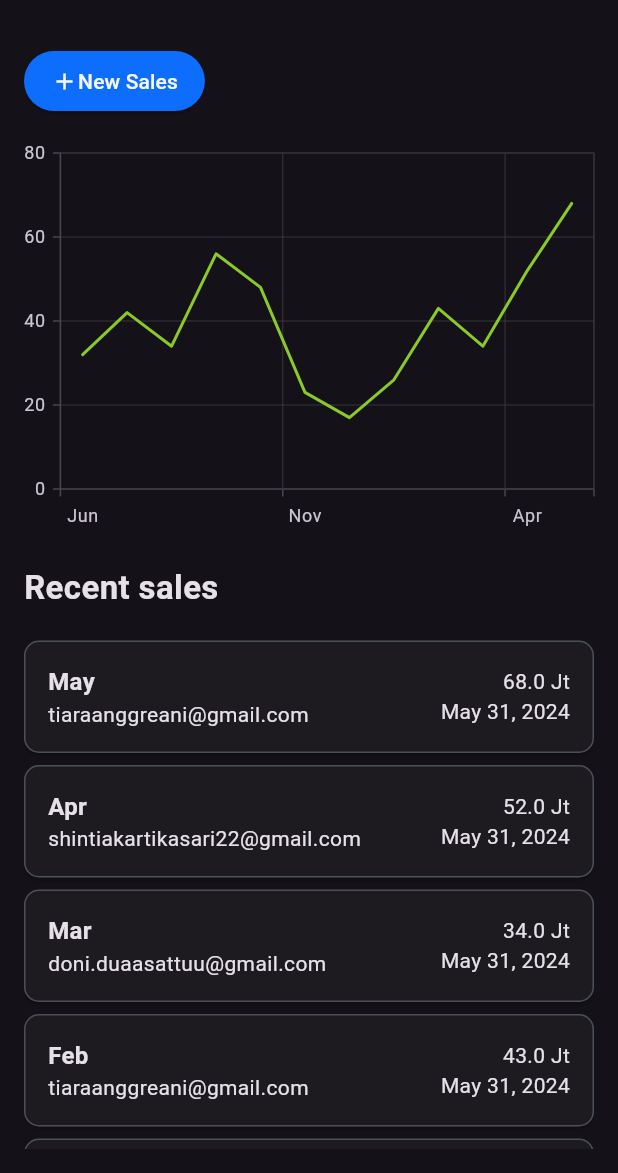
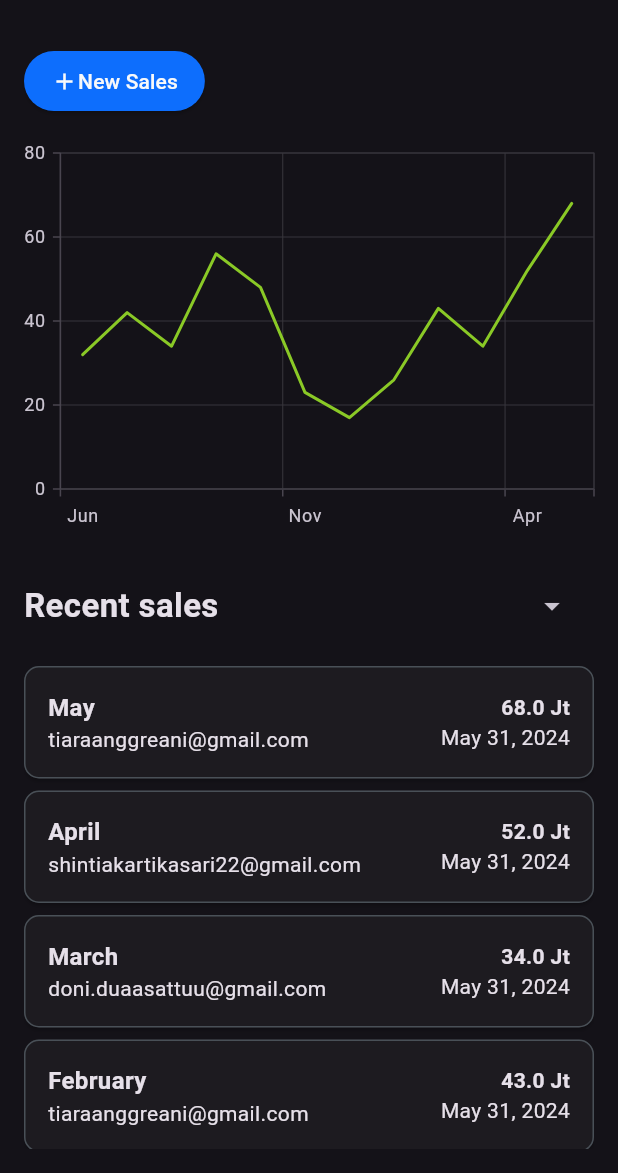
Before and after one commit to doniduaasattuu/product_inventory, a Flutter app: the Sales screen opened directly with sample values from the repository, on a phone screen of 412 x 824 dp, the part 63-1236 px from its top. Run offline on Flutter 3.47's test engine with Material 3 defaults, Android fonts, the phone set to English and light mode, and no system bars; our stand-ins replace syncfusion_flutter_charts.

Commit message:
create formatter month sales model

```diff
--- a/lib/models/sales_model.dart
+++ b/lib/models/sales_model.dart
@@ -16,4 +16,34 @@ class SalesModel {
   get formattedDate {
     return formatter.format(date);
   }
+
+  static String formattedMonth(String month) {
+    if (month == 'Jan') {
+      return 'January';
+    } else if (month == 'Feb') {
+      return 'February';
+    } else if (month == 'Mar') {
+      return 'March';
+    } else if (month == 'Apr') {
+      return 'April';
+    } else if (month == 'May') {
+      return 'May';
+    } else if (month == 'Jun') {
+      return 'Juni';
+    } else if (month == 'Jul') {
+      return 'July';
+    } else if (month == 'Aug') {
+      return 'August';
+    } else if (month == 'Sep') {
+      return 'September';
+    } else if (month == 'Oct') {
+      return 'October';
+    } else if (month == 'Nov') {
+      return 'November';
+    } else if (month == 'Dec') {
+      return 'December';
+    } else {
+      return month;
+    }
+  }
 }
--- a/lib/ui/sales/sales.dart
+++ b/lib/ui/sales/sales.dart
@@ -42,12 +42,14 @@ class _SalesState extends State<Sales> {
             child: Column(
           crossAxisAlignment: CrossAxisAlignment.start,
           children: [
+            Row(
+              children: [
                 ElevatedButton(
                   onPressed: () {},
                   style: ElevatedButton.styleFrom(
                     backgroundColor: BootstrapColors().primary,
-                padding:
-                    const EdgeInsets.symmetric(vertical: 10, horizontal: 18),
+                    padding: const EdgeInsets.symmetric(
+                        vertical: 10, horizontal: 18),
                   ),
                   child: Row(
                     mainAxisSize: MainAxisSize.min,
@@ -64,6 +66,8 @@ class _SalesState extends State<Sales> {
                       ),
                     ],
                   ),
+                ),
+              ],
             ),
             const SizedBox(height: 24),
             SizedBox(
@@ -98,8 +102,25 @@ class _SalesState extends State<Sales> {
               ),
             ),
             const SizedBox(height: 24),
-            const HeaderText(text: 'Recent sales', textSize: 22),
-            const SizedBox(height: 16),
+            const Row(
+              // mainAxisSize: MainAxisSize.min,
+              // crossAxisAlignment: CrossAxisAlignment.stretch,
+              children: [
+                HeaderText(text: 'Recent sales', textSize: 22),
+                Spacer(),
+                DropdownMenu(
+                  inputDecorationTheme: InputDecorationTheme(
+                    border: InputBorder.none,
+                  ),
+                  dropdownMenuEntries: [
+                    DropdownMenuEntry(value: 'Daily', label: 'Daily'),
+                    DropdownMenuEntry(value: 'Monthly', label: 'Monthly'),
+                    DropdownMenuEntry(value: 'Year', label: 'Year'),
+                  ],
+                ),
+              ],
+            ),
+            const SizedBox(height: 8),
             const Expanded(
               child: SalesRecent(),
             ),
--- a/lib/ui/sales/sales_item.dart
+++ b/lib/ui/sales/sales_item.dart
@@ -16,7 +16,7 @@ class SalesItem extends StatelessWidget {
           crossAxisAlignment: CrossAxisAlignment.start,
           children: [
             Text(
-              sales.month,
+              SalesModel.formattedMonth(sales.month),
               style: const TextStyle(
                 fontWeight: FontWeight.w600,
                 fontSize: 16,
@@ -28,7 +28,10 @@ class SalesItem extends StatelessWidget {
         Column(
           crossAxisAlignment: CrossAxisAlignment.end,
           children: [
-            Text('${sales.sales.toString()} Jt'),
+            Text(
+              '${sales.sales.toString()} Jt',
+              style: const TextStyle(fontWeight: FontWeight.w600),
+            ),
             Text(sales.formattedDate.toString()),
           ],
         )
```
Lines whose indentation alone changed are shown as unchanged.
